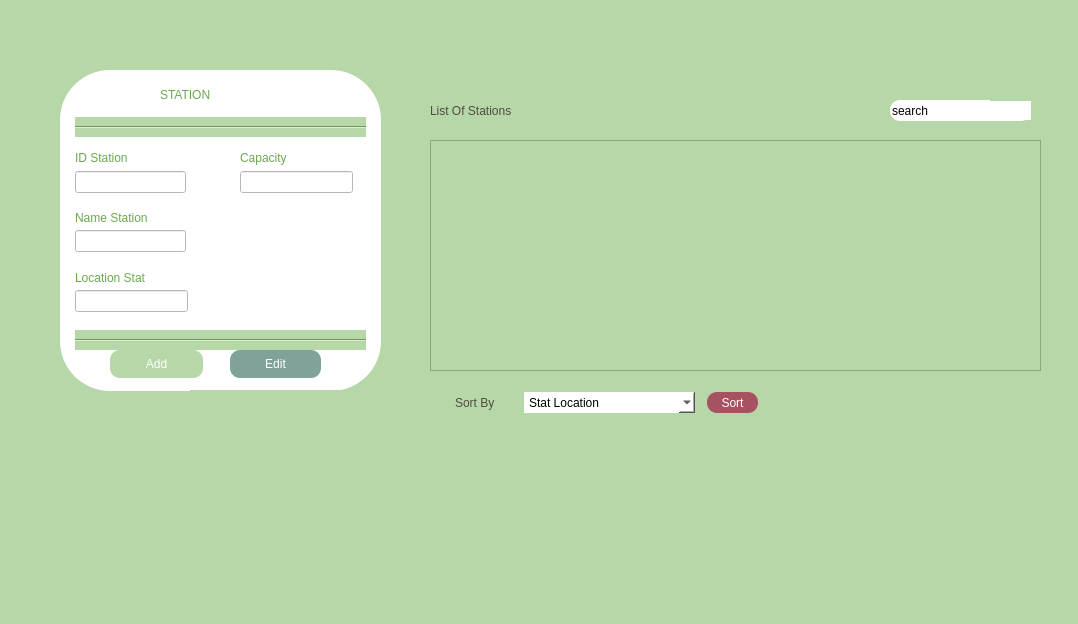
Qt form mainwindow.ui (skander-kechaou/SMART-charging-station) before a commit.
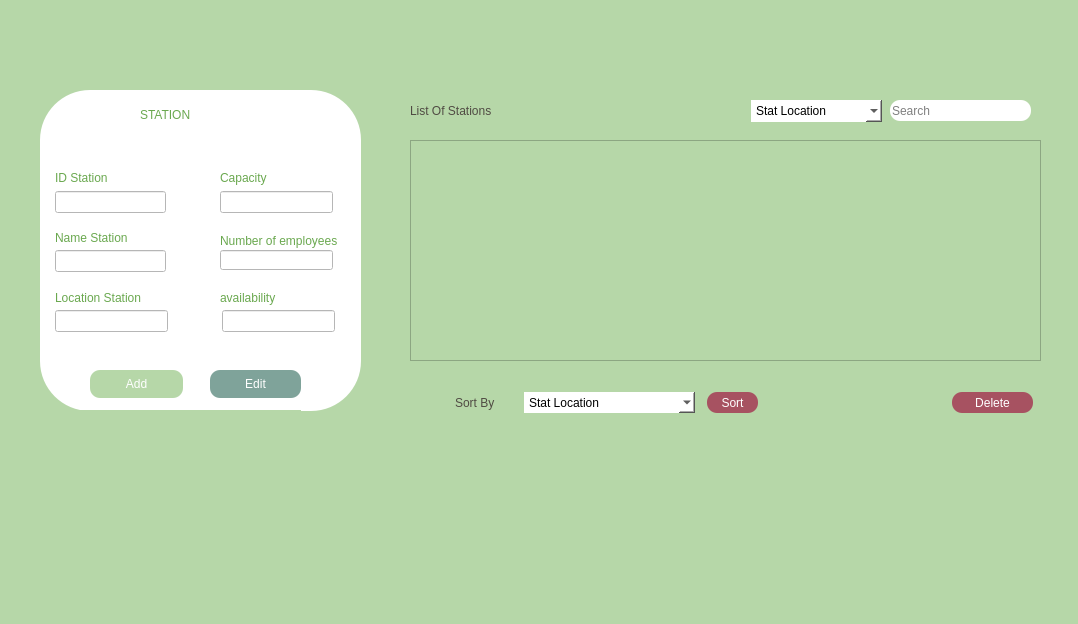
The same form after that commit. Icons and pictures are not drawn.

```diff
--- a/mainwindow.ui
+++ b/mainwindow.ui
@@ -23,8 +23,8 @@
    <widget class="QGroupBox" name="formulaire">
     <property name="geometry">
      <rect>
-      <x>60</x>
-      <y>70</y>
+      <x>40</x>
+      <y>90</y>
       <width>321</width>
       <height>321</height>
      </rect>
@@ -61,26 +61,6 @@
       <string>STATION</string>
      </property>
     </widget>
-    <widget class="Line" name="line">
-     <property name="geometry">
-      <rect>
-       <x>15</x>
-       <y>47</y>
-       <width>291</width>
-       <height>20</height>
-      </rect>
-     </property>
-     <property name="styleSheet">
-      <string notr="true">Line
-{
-background-color: rgb(255, 255, 255);
-}
-</string>
-     </property>
-     <property name="orientation">
-      <enum>Qt::Horizontal</enum>
-     </property>
-    </widget>
     <widget class="QLabel" name="IDstatLabel">
      <property name="geometry">
       <rect>
@@ -160,7 +140,7 @@
 </string>
      </property>
      <property name="text">
-      <string>Location Stat</string>
+      <string>Location Station</string>
      </property>
     </widget>
     <widget class="QLabel" name="CapacityLabel">
@@ -235,27 +215,7 @@
 </string>
      </property>
     </widget>
-    <widget class="Line" name="line_2">
-     <property name="geometry">
-      <rect>
-       <x>15</x>
-       <y>260</y>
-       <width>291</width>
-       <height>20</height>
-      </rect>
-     </property>
-     <property name="styleSheet">
-      <string notr="true">Line
-{
-background-color: rgb(255, 255, 255);
-}
-</string>
-     </property>
-     <property name="orientation">
-      <enum>Qt::Horizontal</enum>
-     </property>
-    </widget>
-    <widget class="QPushButton" name="pushButton">
+    <widget class="QPushButton" name="addButton">
      <property name="geometry">
       <rect>
        <x>50</x>
@@ -322,23 +282,88 @@
       <pixmap>../../Downloads/feedback (2).png</pixmap>
      </property>
     </widget>
-   </widget>
-   <widget class="QListView" name="listView">
-    <property name="geometry">
-     <rect>
-      <x>430</x>
-      <y>140</y>
-      <width>611</width>
-      <height>231</height>
-     </rect>
-    </property>
+    <widget class="QLabel" name="nbemplabel">
+     <property name="geometry">
+      <rect>
+       <x>180</x>
+       <y>140</y>
+       <width>131</width>
+       <height>21</height>
+      </rect>
+     </property>
+     <property name="styleSheet">
+      <string notr="true">QLabel
+{
+background-color: rgb(255, 255, 255);
+color: rgb(106,168,79);
+font: 10pt &quot;Berlin Sans FB&quot;;
+}
+</string>
+     </property>
+     <property name="text">
+      <string>Number of employees</string>
+     </property>
+    </widget>
+    <widget class="QLineEdit" name="nb_empedit">
+     <property name="geometry">
+      <rect>
+       <x>180</x>
+       <y>160</y>
+       <width>113</width>
+       <height>20</height>
+      </rect>
+     </property>
+     <property name="styleSheet">
+      <string notr="true">QLineEdit{
+	background-color: rgb(255, 255, 255);
+}</string>
+     </property>
+    </widget>
+    <widget class="QLabel" name="label">
+     <property name="geometry">
+      <rect>
+       <x>180</x>
+       <y>200</y>
+       <width>121</width>
+       <height>16</height>
+      </rect>
+     </property>
+     <property name="styleSheet">
+      <string notr="true">QLabel
+{
+background-color: rgb(255, 255, 255);
+color: rgb(106,168,79);
+font: 10pt &quot;Berlin Sans FB&quot;;
+}</string>
+     </property>
+     <property name="text">
+      <string>availability</string>
+     </property>
+    </widget>
+    <widget class="QLineEdit" name="availedit">
+     <property name="geometry">
+      <rect>
+       <x>182</x>
+       <y>220</y>
+       <width>113</width>
+       <height>22</height>
+      </rect>
+     </property>
+     <property name="styleSheet">
+      <string notr="true">QLineEdit
+{
+	background-color: rgb(255, 255, 255);
+}
+</string>
+     </property>
+    </widget>
    </widget>
    <widget class="QLabel" name="label_6">
     <property name="geometry">
      <rect>
-      <x>430</x>
+      <x>410</x>
       <y>100</y>
-      <width>251</width>
+      <width>131</width>
       <height>21</height>
      </rect>
     </property>
@@ -372,7 +397,10 @@
 }</string>
     </property>
     <property name="text">
-     <string>search</string>
+     <string/>
+    </property>
+    <property name="placeholderText">
+     <string>Search</string>
     </property>
    </widget>
    <widget class="QLabel" name="label_7">
@@ -470,27 +498,6 @@
      <string>Sort</string>
     </property>
    </widget>
-   <widget class="QLabel" name="label_9">
-    <property name="geometry">
-     <rect>
-      <x>1010</x>
-      <y>100</y>
-      <width>21</width>
-      <height>20</height>
-     </rect>
-    </property>
-    <property name="styleSheet">
-     <string notr="true">QLabel{
-	background-color: rgb(255, 255, 255);
-}</string>
-    </property>
-    <property name="text">
-     <string/>
-    </property>
-    <property name="pixmap">
-     <pixmap>../../Downloads/search-interface-symbol.png</pixmap>
-    </property>
-   </widget>
    <widget class="QLabel" name="label_2">
     <property name="geometry">
      <rect>
@@ -507,22 +514,6 @@
      <pixmap>../../Downloads/gas-station (3).png</pixmap>
     </property>
    </widget>
-   <widget class="QLabel" name="label">
-    <property name="geometry">
-     <rect>
-      <x>990</x>
-      <y>40</y>
-      <width>41</width>
-      <height>61</height>
-     </rect>
-    </property>
-    <property name="text">
-     <string/>
-    </property>
-    <property name="pixmap">
-     <pixmap>../../Downloads/gas-pump (1).png</pixmap>
-    </property>
-   </widget>
    <widget class="QLabel" name="label_4">
     <property name="geometry">
      <rect>
@@ -539,22 +530,6 @@
      <pixmap>../../Downloads/gas-pump (1).png</pixmap>
     </property>
    </widget>
-   <widget class="QLabel" name="label_11">
-    <property name="geometry">
-     <rect>
-      <x>190</x>
-      <y>390</y>
-      <width>221</width>
-      <height>171</height>
-     </rect>
-    </property>
-    <property name="text">
-     <string/>
-    </property>
-    <property name="pixmap">
-     <pixmap>../../Downloads/gas-station (3).png</pixmap>
-    </property>
-   </widget>
    <widget class="QLabel" name="label_12">
     <property name="geometry">
      <rect>
@@ -592,6 +567,147 @@
      <pixmap>../../Downloads/sort.png</pixmap>
     </property>
    </widget>
+   <widget class="QTableView" name="tableView">
+    <property name="geometry">
+     <rect>
+      <x>410</x>
+      <y>140</y>
+      <width>631</width>
+      <height>221</height>
+     </rect>
+    </property>
+   </widget>
+   <widget class="QPushButton" name="deleteButton">
+    <property name="geometry">
+     <rect>
+      <x>952</x>
+      <y>392</y>
+      <width>81</width>
+      <height>21</height>
+     </rect>
+    </property>
+    <property name="styleSheet">
+     <string notr="true">QPushButton
+{
+	
+	background-color: rgb(167, 82, 97);
+	color: rgb(255, 255, 255);
+	font: 10pt &quot;Berlin Sans FB&quot;;
+	border-radius: 10px;
+}
+</string>
+    </property>
+    <property name="text">
+     <string>Delete</string>
+    </property>
+   </widget>
+   <widget class="QPushButton" name="search">
+    <property name="geometry">
+     <rect>
+      <x>1000</x>
+      <y>100</y>
+      <width>31</width>
+      <height>23</height>
+     </rect>
+    </property>
+    <property name="text">
+     <string/>
+    </property>
+    <property name="icon">
+     <iconset>
+      <normaloff>../../station1/search-interface-symbol.png</normaloff>../../station1/search-interface-symbol.png</iconset>
+    </property>
+    <property name="flat">
+     <bool>true</bool>
+    </property>
+   </widget>
+   <widget class="QPushButton" name="pdf">
+    <property name="geometry">
+     <rect>
+      <x>530</x>
+      <y>90</y>
+      <width>41</width>
+      <height>31</height>
+     </rect>
+    </property>
+    <property name="text">
+     <string/>
+    </property>
+    <property name="icon">
+     <iconset>
+      <normaloff>../../station1/pdf-file.png</normaloff>../../station1/pdf-file.png</iconset>
+    </property>
+    <property name="iconSize">
+     <size>
+      <width>24</width>
+      <height>24</height>
+     </size>
+    </property>
+    <property name="flat">
+     <bool>true</bool>
+    </property>
+   </widget>
+   <widget class="QLabel" name="trashcan">
+    <property name="geometry">
+     <rect>
+      <x>926</x>
+      <y>384</y>
+      <width>21</width>
+      <height>31</height>
+     </rect>
+    </property>
+    <property name="text">
+     <string/>
+    </property>
+    <property name="pixmap">
+     <pixmap>../../station1/trash-can.png</pixmap>
+    </property>
+   </widget>
+   <widget class="QFrame" name="chart">
+    <property name="geometry">
+     <rect>
+      <x>710</x>
+      <y>420</y>
+      <width>361</width>
+      <height>301</height>
+     </rect>
+    </property>
+    <layout class="QHBoxLayout" name="horizontalLayout"/>
+   </widget>
+   <widget class="QComboBox" name="searchBox">
+    <property name="geometry">
+     <rect>
+      <x>751</x>
+      <y>100</y>
+      <width>131</width>
+      <height>22</height>
+     </rect>
+    </property>
+    <property name="styleSheet">
+     <string notr="true">QComboBox
+{
+	background-color: rgb(255, 255, 255);
+	border-radius: 20px;
+	font: 9pt &quot;Berlin Sans FB&quot;;
+
+}</string>
+    </property>
+    <item>
+     <property name="text">
+      <string>Stat Location</string>
+     </property>
+    </item>
+    <item>
+     <property name="text">
+      <string>ID station</string>
+     </property>
+    </item>
+    <item>
+     <property name="text">
+      <string>Name Station</string>
+     </property>
+    </item>
+   </widget>
   </widget>
   <widget class="QMenuBar" name="menubar">
    <property name="geometry">
```
Left out of the diff: 16 changed lines with no effect on the pictures.
